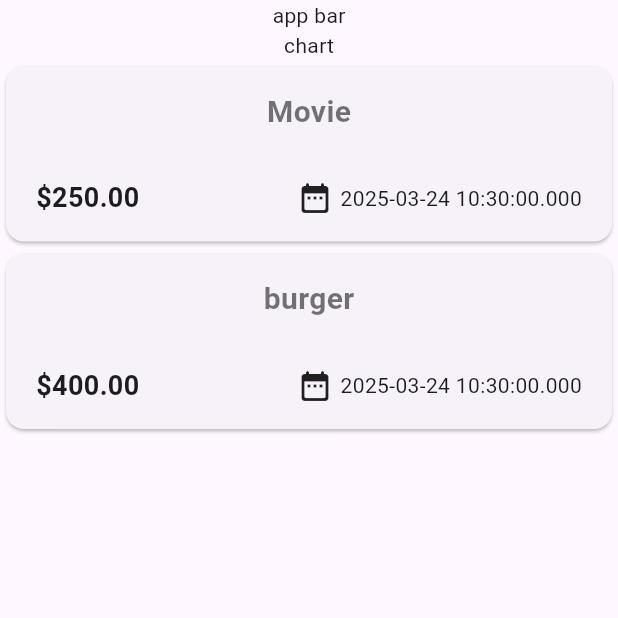
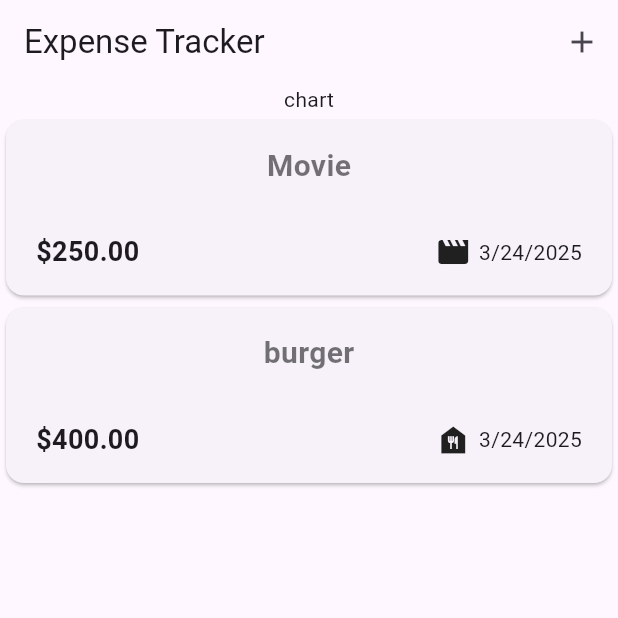
Before and after one commit to nathe444/mobile_expense_tracker, a Flutter app: the screen it shows after launch, on a phone screen of 412 x 824 dp, the top half of it. Run offline on Flutter 3.47's test engine with Material 3 defaults, Android fonts, the phone set to English and light mode, and no system bars.

Commit message:
text input overlay

```diff
--- a/lib/models/expense.dart
+++ b/lib/models/expense.dart
@@ -1,8 +1,20 @@
 import 'package:uuid/uuid.dart';
+import 'package:flutter/material.dart';
+import 'package:intl/intl.dart';
+
+final formatter = DateFormat.yMd();
 
 const uuid = Uuid();
 
 enum Category { food, travel, entertainment, work, transportation }
+
+const categoryIcons = {
+  Category.food: Icons.food_bank,
+  Category.travel: Icons.mode_of_travel,
+  Category.entertainment: Icons.movie,
+  Category.work: Icons.work_history_outlined,
+  Category.transportation: Icons.emoji_transportation_outlined
+};
 
 class Expense {
   Expense(
@@ -17,4 +29,8 @@ class Expense {
   final String id;
   final DateTime date;
   final Category category;
+
+  String get formattedDate {
+    return formatter.format(date);
+  }
 }
--- a/lib/widgets/expenses.dart
+++ b/lib/widgets/expenses.dart
@@ -1,4 +1,5 @@
 import 'package:expense_tracker/models/expense.dart';
+import 'package:expense_tracker/widgets/new_expense.dart';
 import 'package:flutter/material.dart';
 import 'package:expense_tracker/widgets/expenses_list/expenses_list.dart';
 
@@ -21,12 +22,25 @@ class _ExpensesState extends State<Expenses> {
     Expense(title: 'burger', date: DateTime.now(), amount: 400, category: Category.food)
   ];
 
+  void _openAddExpenseOverlay() {
+    showModalBottomSheet(
+        context: context,
+        builder: (ctx) {
+          return const NewExpense();
+        });
+  }
+
   @override
   Widget build(BuildContext context) {
     return Scaffold(
+      appBar: AppBar(
+        title: const Text('Expense Tracker'),
+        actions: [
+          IconButton(onPressed: _openAddExpenseOverlay, icon: const Icon(Icons.add))
+        ],
+      ),
       body: Column(
         children: [
-          const Text("app bar"),
           const Text("chart"),
           Expanded(child: ExpensesList(expenses: _registeredExpenses))
         ],
--- a/lib/widgets/expenses_list/expense_item.dart
+++ b/lib/widgets/expenses_list/expense_item.dart
@@ -25,9 +25,9 @@ class ExpenseItem extends StatelessWidget {
                 const Spacer(),
                 Row(
                   children: [
-                    const Icon(Icons.date_range_rounded),
+                    Icon(categoryIcons[expense.category]),
                     const SizedBox(width: 5.00),
-                    Text(expense.date.toString())
+                    Text(expense.formattedDate)
                   ],
                 )
               ],
--- a/pubspec.yaml
+++ b/pubspec.yaml
@@ -36,6 +36,7 @@ dependencies:
   # Use with the CupertinoIcons class for iOS style icons.
   cupertino_icons: ^1.0.6
   uuid: ^4.5.1
+  intl: ^0.20.2
 
 dev_dependencies:
   flutter_test:
```
Also changed, not shown: lib/widgets/new_expense.dart (added, +24 -0 lines), pubspec.lock.
